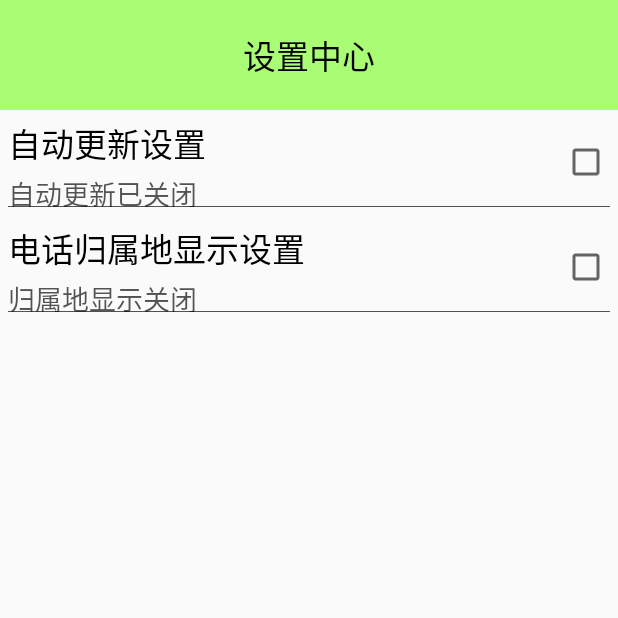
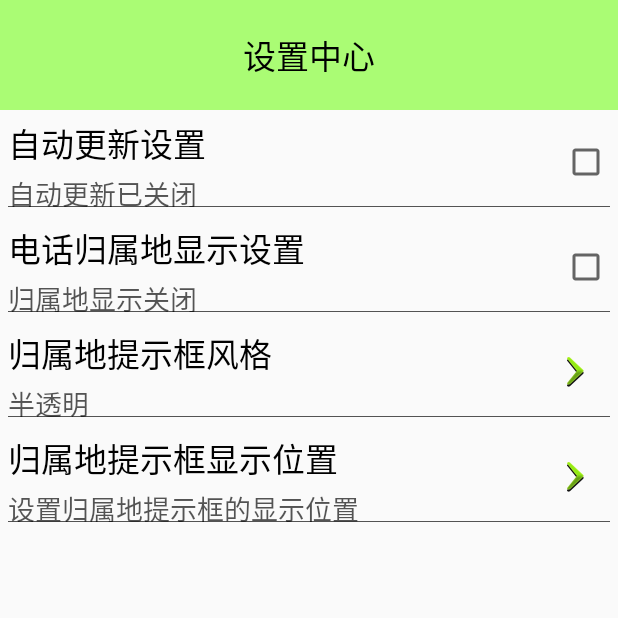
Before and after one commit to qiuhoude/Houde_mobilesafe, an Android app: the SettingsActivity screen opened directly, with no data from a screen before it, on a phone screen of 412 x 824 dp, the top half of it. Run offline under Robolectric (Android 15) with nearby library versions, the light colour scheme and no system bars; our stand-ins replace ButterKnife.

Commit message:
add call location show

```diff
--- a/app/src/main/java/com/qiu/houde_mobilesafe/activity/SettingsActivity.java
+++ b/app/src/main/java/com/qiu/houde_mobilesafe/activity/SettingsActivity.java
@@ -1,8 +1,9 @@
 package com.qiu.houde_mobilesafe.activity;
 
 import android.app.Activity;
+import android.app.AlertDialog;
+import android.content.DialogInterface;
 import android.content.Intent;
-import android.content.SharedPreferences;
 import android.os.Bundle;
 import android.text.TextUtils;
 import android.view.View;
@@ -12,6 +13,7 @@ import com.qiu.houde_mobilesafe.service.AddressService;
 import com.qiu.houde_mobilesafe.utils.Consts;
 import com.qiu.houde_mobilesafe.utils.SPUtils;
 import com.qiu.houde_mobilesafe.utils.ServiceStatusUtils;
+import com.qiu.houde_mobilesafe.view.SettingClickView;
 import com.qiu.houde_mobilesafe.view.SettingItemView;
 
 import butterknife.Bind;
@@ -26,7 +28,11 @@ public class SettingsActivity extends Activity {
     SettingItemView sivUpdate;
     @Bind(R.id.siv_address)
     SettingItemView sivAddress;
-    private SharedPreferences mPref;
+    @Bind(R.id.scv_style)
+    SettingClickView scvStyle;
+    @Bind(R.id.scv_location)
+    SettingClickView scvLocation;
+
 
     @Override
     protected void onCreate(Bundle savedInstanceState) {
@@ -36,7 +42,57 @@ public class SettingsActivity extends Activity {
 
         initUpdateView();
         initAddressView();
+        initAddressStyleView();
+        initAddressLocation();
 
+    }
+
+    private void initAddressLocation() {
+        scvLocation.setDesc("设置归属地提示框的显示位置");
+        scvLocation.setOnClickListener(new View.OnClickListener() {
+            @Override
+            public void onClick(View v) {
+                startActivity(new Intent(SettingsActivity.this,
+                        DragViewActivity.class));
+            }
+        });
+    }
+
+
+    /**
+     * 初始来风格
+     */
+    private void initAddressStyleView() {
+        final int style = (Integer) SPUtils.get(this, Consts.ADDRESS_STYLE, 0);
+        scvStyle.setDesc(Consts.ADRESS_STYLE_ITEMS[style]);
+        scvStyle.setOnClickListener(new View.OnClickListener() {
+            @Override
+            public void onClick(View v) {
+                showStyleChooseDailog();
+            }
+        });
+    }
+
+    private void showStyleChooseDailog() {
+        AlertDialog.Builder builder = new AlertDialog.Builder(this);
+        // builder.setIcon(R.drawable.ic_launcher);
+        builder.setTitle("归属地提示框风格");
+
+        int style = (Integer) SPUtils.get(this, Consts.ADDRESS_STYLE, 0);// 读取保存的style
+
+        builder.setSingleChoiceItems(Consts.ADRESS_STYLE_ITEMS, style,
+                new DialogInterface.OnClickListener() {
+
+                    @Override
+                    public void onClick(DialogInterface dialog, int which) {
+                        SPUtils.put(getApplicationContext(), Consts.ADDRESS_STYLE, which);// 保存选择的风格
+                        dialog.dismiss();// 让dialog消失
+                        scvStyle.setDesc(Consts.ADRESS_STYLE_ITEMS[which]);// 更新组合控件的描述信息
+                    }
+                });
+
+        builder.setNegativeButton("取消", null);
+        builder.show();
     }
 
     /**
@@ -45,7 +101,7 @@ public class SettingsActivity extends Activity {
     private void initAddressView() {
         boolean serviceRunning = ServiceStatusUtils.isServiceRunning(this, AddressService.class.getName());
         initSettingView(sivAddress, serviceRunning, null);
-        final  Intent service = new Intent(this,AddressService.class);
+        final Intent service = new Intent(this, AddressService.class);
         sivAddress.setOnClickListener(new View.OnClickListener() {
             @Override
             public void onClick(View v) {
--- a/app/src/main/java/com/qiu/houde_mobilesafe/utils/Consts.java
+++ b/app/src/main/java/com/qiu/houde_mobilesafe/utils/Consts.java
@@ -1,4 +1,6 @@
 package com.qiu.houde_mobilesafe.utils;
+
+import com.qiu.houde_mobilesafe.R;
 
 /**
  * Created by Administrator on 2015/10/20.
@@ -14,4 +16,14 @@ public class Consts {
     public static final String LOCATION = "location";
     public static final String ADDRESS_DB = "address.db";
     public static final String AUTO_UPDATE = "auto_update";
+    public static final String ADDRESS_STYLE = "address_style";
+
+    //风格
+    public static final String[] ADRESS_STYLE_ITEMS = new String[]{"半透明", "活力橙", "卫士蓝", "金属灰", "苹果绿"};
+    public static final int[] ADRESS_STYLE_IMGS = new int[]{R.drawable.call_locate_white,
+            R.drawable.call_locate_orange, R.drawable.call_locate_blue,
+            R.drawable.call_locate_gray, R.drawable.call_locate_green};
+
+    public static final String LAST_X = "lastX";
+    public static final String LAST_Y = "lastY";
 }
--- /dev/null
+++ b/app/src/main/java/com/qiu/houde_mobilesafe/view/SettingClickView.java
@@ -0,0 +1,67 @@
+package com.qiu.houde_mobilesafe.view;
+
+import android.content.Context;
+import android.content.res.TypedArray;
+import android.util.AttributeSet;
+import android.view.View;
+import android.widget.RelativeLayout;
+import android.widget.TextView;
+
+import com.qiu.houde_mobilesafe.R;
+
+import butterknife.Bind;
+import butterknife.ButterKnife;
+
+/**
+ * Created by Administrator on 2015/10/23.
+ */
+public class SettingClickView extends RelativeLayout {
+
+    @Bind(R.id.tv_settings_desc)
+    TextView tvSettingsDesc;
+    @Bind(R.id.tv_settings_title)
+    TextView tvSettingsTitle;
+
+    private String mTitle;
+
+    public SettingClickView(Context context) {
+        this(context, null);
+    }
+
+    public SettingClickView(Context context, AttributeSet attrs) {
+        this(context, attrs, 0);
+    }
+
+    public SettingClickView(Context context, AttributeSet attrs, int defStyleAttr) {
+        super(context, attrs, defStyleAttr);
+        //获取属性
+        TypedArray a = context.getTheme().obtainStyledAttributes(attrs,
+                R.styleable.SettingItemView, defStyleAttr, 0);
+        int n = a.getIndexCount();
+        for (int i = 0; i < n; i++) {
+            int attr = a.getIndex(i);
+            switch (attr) {
+                case R.styleable.SettingItemView_title:
+                    mTitle = a.getString(attr);
+                    break;
+            }
+        }
+        a.recycle();
+        //加载布局
+        initView();
+    }
+
+    private void initView() {
+        View.inflate(getContext(), R.layout.view_settings_click, this);
+        ButterKnife.bind(this);
+        tvSettingsTitle.setText(mTitle);
+    }
+
+    public void setTitle(String title) {
+        tvSettingsTitle.setText(title);
+    }
+
+    public void setDesc(String desc) {
+        tvSettingsDesc.setText(desc);
+    }
+}
--- a/app/src/main/res/layout/activity_settings.xml
+++ b/app/src/main/res/layout/activity_settings.xml
@@ -24,4 +24,17 @@
         qiu:desc_off="归属地显示关闭"
         qiu:desc_on="归属地显示开启"
         qiu:title="电话归属地显示设置" />
+
+    <com.qiu.houde_mobilesafe.view.SettingClickView
+        android:id="@+id/scv_style"
+        android:layout_width="wrap_content"
+        android:layout_height="wrap_content"
+        qiu:title="归属地提示框风格" />
+
+    <com.qiu.houde_mobilesafe.view.SettingClickView
+        android:id="@+id/scv_location"
+        android:layout_width="wrap_content"
+        android:layout_height="wrap_content"
+        qiu:title="归属地提示框显示位置" />
+
 </LinearLayout>
--- /dev/null
+++ b/app/src/main/res/layout/view_settings_click.xml
@@ -0,0 +1,40 @@
+<?xml version="1.0" encoding="utf-8"?>
+<RelativeLayout xmlns:android="http://schemas.android.com/apk/res/android"
+    android:layout_width="match_parent"
+    android:layout_height="70dp"
+    android:padding="5dp">
+
+    <TextView
+        android:id="@+id/tv_settings_title"
+        android:layout_width="wrap_content"
+        android:layout_height="wrap_content"
+        android:text="xxxx"
+        android:textColor="@color/black"
+        android:textSize="22sp" />
+
+    <TextView
+        android:id="@+id/tv_settings_desc"
+        android:layout_width="wrap_content"
+        android:layout_height="wrap_content"
+        android:layout_below="@id/tv_settings_title"
+        android:layout_marginTop="3dp"
+        android:text="xxxx"
+        android:textColor="#a000"
+        android:textSize="18sp" />
+
+    <ImageView
+        android:layout_width="wrap_content"
+        android:layout_height="wrap_content"
+        android:layout_alignParentRight="true"
+        android:layout_centerVertical="true"
+        android:layout_marginRight="15dp"
+        android:src="@mipmap/jiantou1_pressed" />
+
+    <View
+        android:layout_width="match_parent"
+        android:layout_height="0.2dp"
+        android:layout_alignParentBottom="true"
+        android:background="#a000" />
+
+
+</RelativeLayout>
--- a/app/src/main/res/values/colors.xml
+++ b/app/src/main/res/values/colors.xml
@@ -3,4 +3,5 @@
 
     <color name="black">#000000</color>
 
+    <color name="transparent_background">#33ffffff</color>
 </resources>
```
Also changed, not shown: app/src/main/AndroidManifest.xml (+1 -8 lines), app/src/main/java/com/qiu/houde_mobilesafe/activity/DragViewActivity.java (added, +107 -0 lines), app/src/main/java/com/qiu/houde_mobilesafe/receiver/OutCallReceiver.java (deleted, +0 -18 lines), app/src/main/java/com/qiu/houde_mobilesafe/service/AddressService.java (+134 -8 lines), app/src/main/res/layout/activity_drag_view.xml (added, +42 -0 lines), app/src/main/res/layout/toast_address.xml (added, +21 -0 lines), app/src/main/res/values/styles.xml (+7 -0 lines), app/src/main/res/drawable/call_locate_blue.9.png (added), app/src/main/res/drawable/call_locate_gray.9.png (added), app/src/main/res/drawable/call_locate_green.9.png (added), app/src/main/res/drawable/call_locate_orange.9.png (added), app/src/main/res/drawable/call_locate_white.9.png (added), app/src/main/res/mipmap-hdpi/jiantou1_pressed.png (added), 1 other file.
